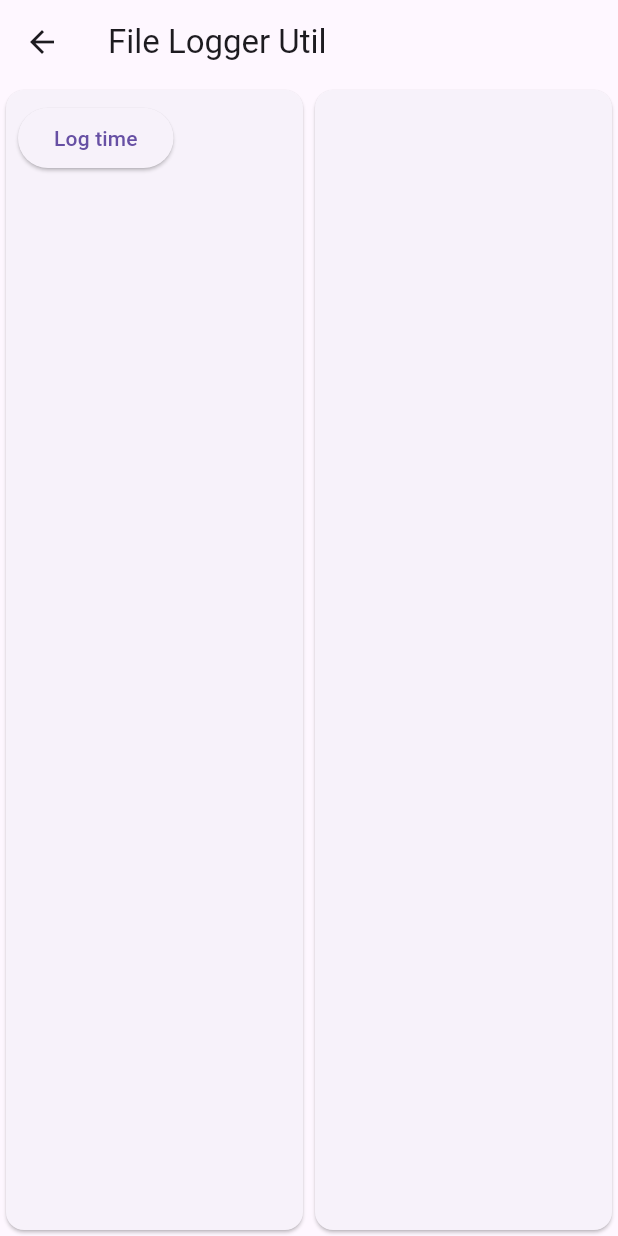
After one commit to huangrui1226/flutter_playground, a Flutter app: the UtilsPage screen opened directly, after a tap on "File logger", on a phone screen of 412 x 824 dp. The commit adds this screen. Run offline on Flutter 3.47's test engine with Material 3 defaults, Android fonts, the phone set to English and light mode, and no system bars; our stand-ins replace connectivity_plus, dio, flutter_blue_plus, get, permission_handler, screenshot; missing offline and left inert: app_settings, audio_waveforms, flutter_inappwebview.

Commit message:
新增 FileLoggerUtil 测试页面及日志清理功能

```diff
--- /dev/null
+++ b/lib/pages/utils/file_logger_util_page.dart
@@ -0,0 +1,61 @@
+import 'package:flutter/material.dart';
+import 'package:flutter_playground/utils/file_logger_util.dart';
+
+class FileLoggerUtilPage extends StatefulWidget {
+  const FileLoggerUtilPage({super.key});
+
+  @override
+  State<FileLoggerUtilPage> createState() => _FileLoggerUtilPageState();
+}
+
+class _FileLoggerUtilPageState extends State<FileLoggerUtilPage> {
+  final messageList = <String>[];
+
+  @override
+  Widget build(BuildContext context) {
+    return Scaffold(
+      appBar: AppBar(title: Text('File Logger Util')),
+      body: Row(
+        children: [
+          Expanded(child: _featureList()),
+          Expanded(child: _messageList()),
+        ],
+      ),
+    );
+  }
+
+  Widget _featureList() {
+    return Card(
+      child: Padding(
+        padding: const EdgeInsets.all(8.0),
+        child: Column(
+          crossAxisAlignment: .start,
+          children: [
+            ElevatedButton(
+              onPressed: () {
+                final message = 'time: ${DateTime.now()}';
+                messageList.add(message);
+                setState(() {});
+                FileLoggerUtil().log(message);
+              },
+              child: Text("Log time"),
+            ),
+          ],
+        ),
+      ),
+    );
+  }
+
+  Widget _messageList() {
+    return Card(
+      child: ListView.builder(
+        padding: .all(8),
+        itemCount: messageList.length,
+        itemBuilder: (context, index) {
+          final message = messageList[index];
+          return Text(message);
+        },
+      ),
+    );
+  }
+}
--- /dev/null
+++ b/lib/pages/utils/utils_page.dart
@@ -0,0 +1,36 @@
+import 'package:flutter/material.dart';
+
+import 'file_logger_util_page.dart';
+
+class UtilsPage extends StatelessWidget {
+  const UtilsPage({super.key});
+
+  @override
+  Widget build(BuildContext context) {
+    return Scaffold(
+      appBar: AppBar(
+        title: Text('Utils'),
+      ),
+      body: ListView.builder(
+        itemBuilder: _itemBuilder,
+        itemCount: 1,
+      ),
+    );
+  }
+
+  Widget? _itemBuilder(BuildContext context, int index) {
+    switch (index) {
+      case 0:
+        return ListTile(
+          title: Text('File logger'),
+          onTap: () {
+            final destination = FileLoggerUtilPage();
+            final route = MaterialPageRoute(builder: (context) => destination);
+            Navigator.push(context, route);
+          },
+        );
+      default:
+        return ListTile();
+    }
+  }
+}
--- a/lib/utils/file_logger_util.dart
+++ b/lib/utils/file_logger_util.dart
@@ -103,6 +103,45 @@ class FileLoggerUtil {
     _logCrashSync('UncaughtError: $error\n$stack');
   }
 
+  /// 只保留最新的日志文件，其他的删除
+  Future<void> keepLatestLog() async {
+    if (currentLogPath == null) {
+      return;
+    }
+    final logsDir = Directory(currentLogPath!);
+    try {
+      final entities = await logsDir.list().toList();
+      final logFiles = <File>[];
+      for (final entity in entities) {
+        if (entity is File && entity.path.endsWith('.txt')) {
+          logFiles.add(entity);
+        }
+      }
+      if (logFiles.length <= 1) return;
+
+      logFiles.sort((a, b) {
+        final aStat = a.statSync().modified;
+        final bStat = b.statSync().modified;
+        return bStat.compareTo(aStat);
+      });
+
+      final latestPath = _file?.path ?? logFiles.first.path;
+      for (final file in logFiles) {
+        if (file.path == latestPath) continue;
+        try {
+          await file.delete();
+          debugPrint(
+            '[AppFileLogger] 已删除旧日志: ${file.path.split('/').last}',
+          );
+        } catch (e) {
+          debugPrint('[AppFileLogger] 删除日志失败: ${file.path} -> $e');
+        }
+      }
+    } catch (e) {
+      debugPrint('[AppFileLogger] 保留最新日志失败: $e');
+    }
+  }
+
   /// 同步写入崩溃日志，确保 app 终止前数据落盘
   void _logCrashSync(String message) {
     debugPrint(message);
@@ -132,9 +171,7 @@ class FileLoggerUtil {
       final threshold = DateTime.now().subtract(const Duration(days: 3));
       final entities = await logsDir.list().toList();
       for (final entity in entities) {
-        if (entity is File &&
-            entity.path.endsWith('.txt') &&
-            entity.path != _file?.path) {
+        if (entity is File && entity.path.endsWith('.txt') && entity.path != _file?.path) {
           final stat = await entity.stat();
           if (stat.modified.isBefore(threshold)) {
             await entity.delete();
```
Also changed, not shown: lib/pages/home_page.dart (+14 -3 lines).
